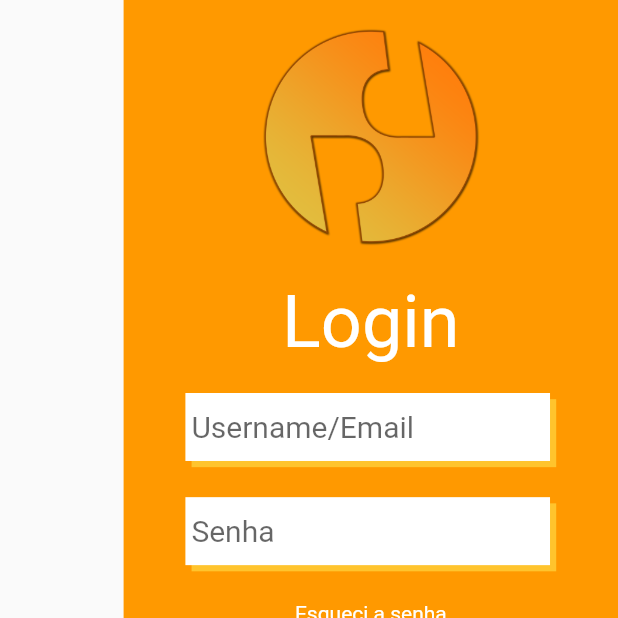
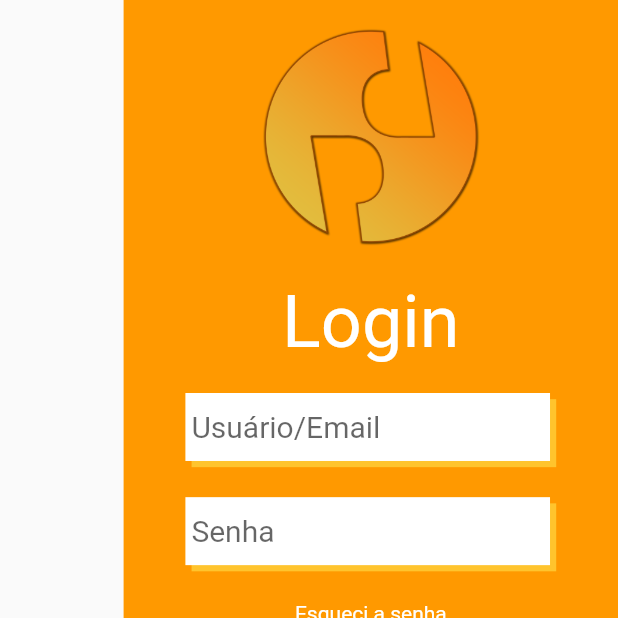
Before and after one commit to gabgmont/party_pay, a Flutter app: the screen it shows after launch, after a tap on "Entrar", on a phone screen of 412 x 824 dp, the top half of it. Run offline on Flutter 3.47's test engine with Material 2 defaults, Android fonts, the light colour scheme and no system bars; our stand-ins replace firebase_core, flutter_svg, google_fonts, google_sign_in, shared_preferences; accounts and stored records are empty.

Commit message:
fix(): fixes async get Token function during login

```diff
--- a/lib/screens/login/controller/login_controller.dart
+++ b/lib/screens/login/controller/login_controller.dart
@@ -30,7 +30,7 @@ class LoginController {
       return false;
     }
 
-    _generateToken(context, username, secret);
+    await _generateToken(context, username, secret);
 
     var user = await _userService.getUser(context, username);
     _prefs.setString('user', user!.toJson().toString());
--- a/lib/screens/login/login_page.dart
+++ b/lib/screens/login/login_page.dart
@@ -12,7 +12,7 @@ import 'widgets/google_sign_in_widget.dart';
 const enter = 'Entrar';
 const forgotPassword = 'Esqueci a senha';
 const password = 'Senha';
-const username = 'Username/Email';
+const username = 'Usuário/Email';
 const login = 'Login';
 const String welcome = 'Bem Vindo!';
 
```
